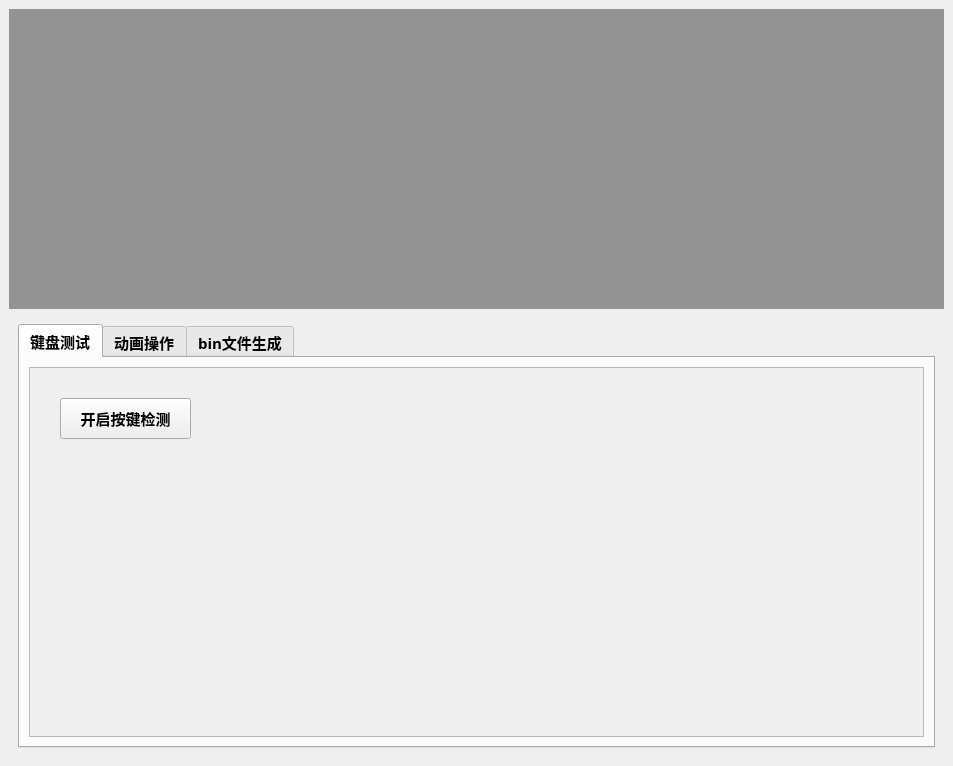
Qt form mainwindow.ui (GuangYanJiaoHu/GY_KeyMatrixConverter) before a commit.
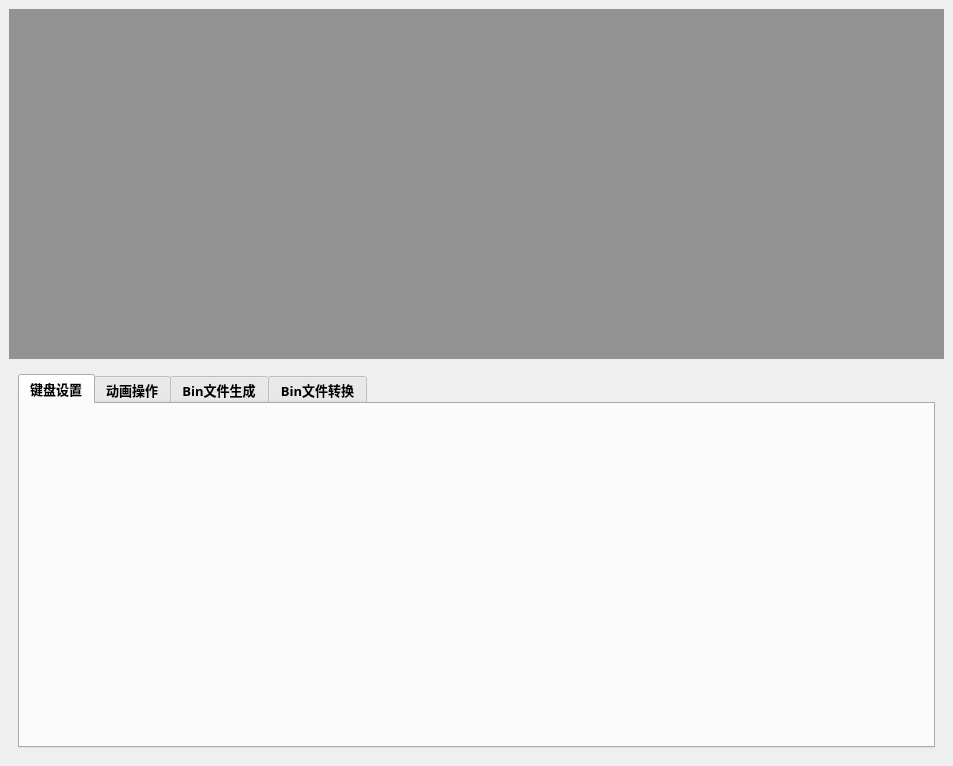
The same form after that commit.

```diff
--- a/mainwindow.ui
+++ b/mainwindow.ui
@@ -20,7 +20,7 @@
       <property name="minimumSize">
        <size>
         <width>0</width>
-        <height>300</height>
+        <height>350</height>
        </size>
       </property>
       <property name="styleSheet">
@@ -36,7 +36,7 @@
          <property name="font">
           <font>
            <family>微软雅黑</family>
-           <pointsize>11</pointsize>
+           <pointsize>10</pointsize>
            <bold>true</bold>
           </font>
          </property>
@@ -45,38 +45,23 @@
          </property>
          <widget class="QWidget" name="tab">
           <attribute name="title">
-           <string>键盘测试</string>
+           <string>键盘设置</string>
           </attribute>
           <layout class="QGridLayout" name="gridLayout_3">
+           <property name="leftMargin">
+            <number>0</number>
+           </property>
+           <property name="topMargin">
+            <number>0</number>
+           </property>
+           <property name="rightMargin">
+            <number>0</number>
+           </property>
+           <property name="bottomMargin">
+            <number>0</number>
+           </property>
            <item row="0" column="0">
-            <widget class="QScrollArea" name="scrollArea">
-             <property name="widgetResizable">
-              <bool>true</bool>
-             </property>
-             <widget class="QWidget" name="scrollAreaWidgetContents">
-              <property name="geometry">
-               <rect>
-                <x>0</x>
-                <y>0</y>
-                <width>881</width>
-                <height>326</height>
-               </rect>
-              </property>
-              <widget class="QPushButton" name="pushButton_KeyCheck">
-               <property name="geometry">
-                <rect>
-                 <x>30</x>
-                 <y>30</y>
-                 <width>131</width>
-                 <height>41</height>
-                </rect>
-               </property>
-               <property name="text">
-                <string>开启按键检测</string>
-               </property>
-              </widget>
-             </widget>
-            </widget>
+            <widget class="QWidget" name="widget_KeyboardSetting" native="true"/>
            </item>
           </layout>
          </widget>
@@ -106,25 +91,33 @@
          </widget>
          <widget class="QWidget" name="tab_3">
           <attribute name="title">
-           <string>bin文件生成</string>
+           <string>Bin文件生成</string>
           </attribute>
           <layout class="QGridLayout" name="gridLayout_5">
            <item row="0" column="0">
-            <widget class="QScrollArea" name="scrollArea_3">
-             <property name="widgetResizable">
-              <bool>true</bool>
-             </property>
-             <widget class="QWidget" name="scrollAreaWidgetContents_3">
-              <property name="geometry">
-               <rect>
-                <x>0</x>
-                <y>0</y>
-                <width>881</width>
-                <height>326</height>
-               </rect>
-              </property>
-             </widget>
-            </widget>
+            <widget class="QWidget" name="widget_GenerateBinFile" native="true"/>
+           </item>
+          </layout>
+         </widget>
+         <widget class="QWidget" name="tab_4">
+          <attribute name="title">
+           <string>Bin文件转换</string>
+          </attribute>
+          <layout class="QGridLayout" name="gridLayout_6">
+           <property name="leftMargin">
+            <number>0</number>
+           </property>
+           <property name="topMargin">
+            <number>0</number>
+           </property>
+           <property name="rightMargin">
+            <number>0</number>
+           </property>
+           <property name="bottomMargin">
+            <number>0</number>
+           </property>
+           <item row="0" column="0">
+            <widget class="QWidget" name="widget_ConvertBinFile" native="true"/>
            </item>
           </layout>
          </widget>
```
Left out of the diff: 40 changed lines with no effect on the pictures.
